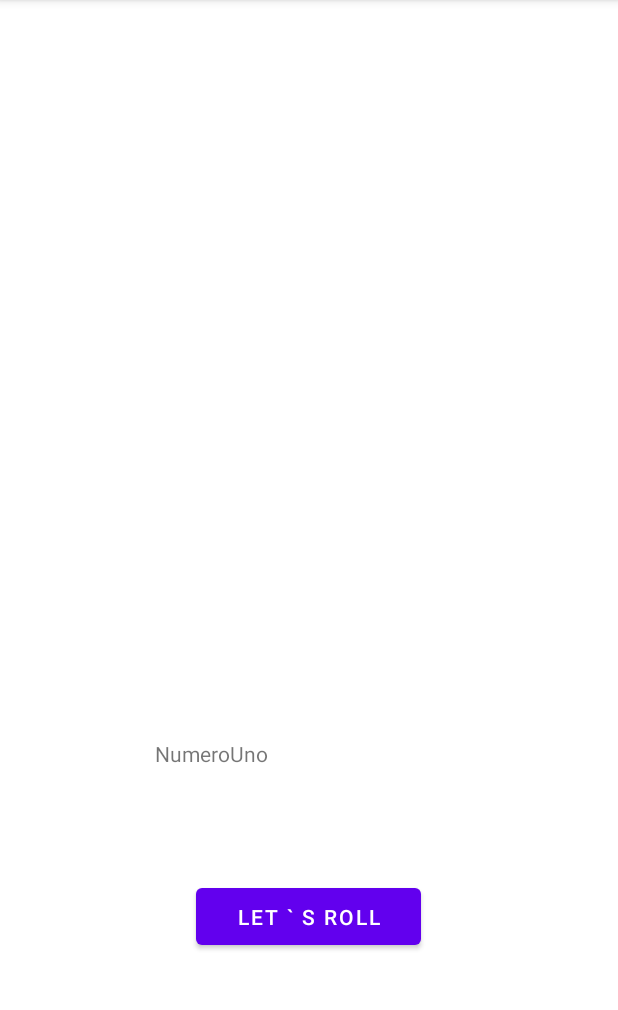
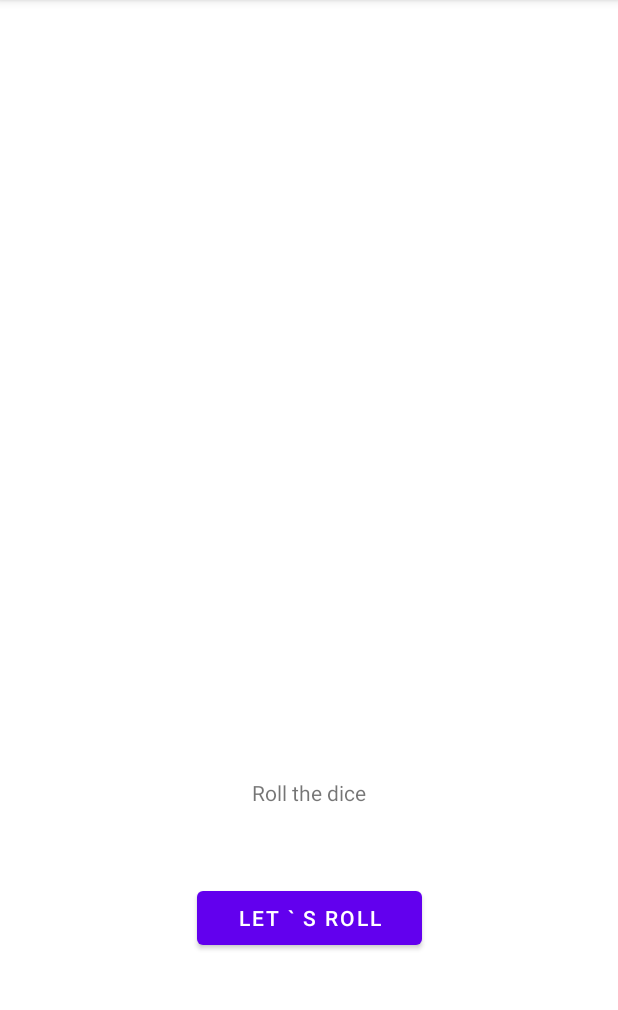
Before and after one commit to Coshiloco/RollerDice, an Android app: the screen it shows after launch (MainActivity), on a phone screen of 412 x 824 dp, the part 84-1094 px from its top. Run offline under Robolectric (Android 15) with nearby library versions, the phone set to English and light mode, and no system bars.

Commit message:
Alberto's fix

```diff
--- a/app/src/main/java/com/phg/dicerolller/MainActivity.kt
+++ b/app/src/main/java/com/phg/dicerolller/MainActivity.kt
@@ -1,119 +1,38 @@
 package com.phg.dicerolller
 
-import androidx.appcompat.app.AppCompatActivity
 import android.os.Bundle
+import android.view.View
 import android.widget.Button
 import android.widget.TextView
 import android.widget.Toast
-import java.util.Random
+import androidx.appcompat.app.AppCompatActivity
+import java.util.*
 
 class MainActivity : AppCompatActivity() {
+
+    private lateinit var rollButton: Button
+    private lateinit var resultText: TextView
+
     override fun onCreate(savedInstanceState: Bundle?) {
+
         super.onCreate(savedInstanceState)
         setContentView(R.layout.activity_main)
-        // obtener en una variable el boton con la clase R que es la base de todas
-        val RollButton: Button = findViewById(R.id.roll_button)
-        val ResultText: TextView = findViewById(R.id.result_text_Numero)
-        /* lo que estamos viendo es que es creamos una variable que es del tipo de la view
-        * que tenemos dado que nuestro botn se encgloba dentro de una view con la sintaxis
-        * de los : Button y luego lo enganchamos encontrandolo
-        * por id que es lo que le hemos puesto en el diseño
-        * de la vista el metodo findViewById nos permite agarrar el id de un boton
-        * la super clase R conoce ya los id por eso la seleccionamos por el atributo id
-        * y seleccionamos el del boton*/
 
-        // Una vez teneida esa variable con el . podmeos modificar todos sus atributos
-        // como el del texto por ejemplo
+        rollButton = findViewById(R.id.roll_button)
+        resultText = findViewById(R.id.result_text_number)
 
-        RollButton.text = "Let ` s Roll"
+        rollButton.text = "Let ` s Roll"
+        resultText.text = "Roll the dice"
 
-        // llamamos a la funcion que desencandenara el evento
-        // que queremos que se produzca cuando clickemos en el boton
-
-        //DarElClick(RollButton)
-
-        /* Vamos ha hacer una funcion que muestre un numero random
-        * en el componente TextView que tenemos en nuestra pantalla
-        * pero con el evento del boton*/
-
-        CambiarTextoTextView(RollButton)
-
-        // Funcion que cuando le das click al boton te genera un numero Random en el Texview
-        //NumeroRandom(RollButton, ResultText)
-
-        /*Bien ahora me surge otra duda porque cuando le doy de nuevo al boton
-        * la funcion no se me vuelve a ejecutar la primera hipotesis
-        * es que no hemos utilizado la libreria correcta
-        * para generar el numero random
-        * la otra es que al no estar el metodo OnCreate que es el que guarda la isntancia
-        * el evento setOnClickListener no puede volver a ejecutarlo pero deberia ejecutarse
-        * Por lo tanto tenemos que comporbar que leches estamos haciendo mal
-        * La otra hipotesis es que solo ejecuta lo que esta fuera
-        * del evento una sola vez por tanto podriamos comprobarlo tambien
-        * poniendolo el codigo dentro del evento
-        * por tanto comprobado que con la libreria no se ejecuta
-        * probemos a poner el codigo dentro del evento*/
-    }
-
-    private fun NumeroRandom(Rollbutton: Button, ResultText: TextView) {
-        // Le decimos al botn que cuando se pulse con el setOnclickListener me ponga el
-        // numero random en el TexView
-        /* Bien hemos comprobado que cuando apretamos al boton
-        * lo que esta fuera del evento solo se ejecuta una vez
-        * al cargar la funcion pero cuando apretamos el boton
-        * no se vuelve a ejecutar lo que esta fuera de la funcion
-        * sino que solo se ejecuta el codigo que esta dentro
-        * del evento*/
-        Rollbutton.setOnClickListener {
-            /* le decimos que la propiedad text es igual
-            * al string parseado del numero random
-            * que es pasado*/
-            val numero_random: Int = Random().nextInt(6) + 1
-            val pasado: String = numero_random.toString()
-            ResultText.text = pasado
+        rollButton.setOnClickListener {
+            Toast.makeText(this@MainActivity, "Dice Rolled", Toast.LENGTH_SHORT).show()
+            showRandomNumber()
         }
     }
 
-    private fun CambiarTextoTextView(RollButton: Button) {
-        // Coger en una variable el componente TextView por el metodo findViewById
-        val resultText: TextView = findViewById(R.id.result_text_Numero)
-        /* Cogemos la propiedad del text y la igualamos
-        * a un String pero podemos meterlo dentro del
-        * setOnClickListener y dentro de este cambiamos el
-        * boton del TextView*/
-        RollButton.setOnClickListener {
-            resultText.text = "Dice Rolled"
+    private fun showRandomNumber() {
+        (Random().nextInt(6) + 1).let { randomNumber ->
+            resultText.text = randomNumber.toString()
         }
-
-        /* Acabamos de notar un comportamiento anomalo
-        * cuando tenemos dos funciones independientes que ejecutan un evento
-        * de boton como el setOnClickListener  bien partimos de la hipotesis
-        * que tenemso dos funciones la primera va a lanzar un mensaje
-        * de tipo Toast por pantalla y la segunda tiene el mismo tipo
-        * de evento pero cambiando el TextView la primera esta mas arriba del codigo
-        * y la segunda mas abajo la hipotesis rige en que la primera tendria
-        * que lanzar el mensaje de Toast por pantalla y luego ejecutar la segunda
-        * y cambiar el texto pero no es asi solo ejecuta la ultima*/
-
-    }
-
-    private fun DarElClick(Rollbutton: Button) {
-        /* Para el evento podemos utilizar la clase Toast esta suelta unos mensajitos
-        * en forma temporal en la patanlla que son temporales
-        * el metodo que vamos a utilizar es Toast.makeText pero envuelto
-        * en un evento que tiene el boton que se llama setOnClickListener {}
-        * y dentro de este cuando hagamos el click ejecutara esa funcion
-        * de manera que imprimira la funcion del Toast este metodo del Toast tiene tres parametros
-        * el primero es el contexto que se refiere a nuestra Activity que esta envuelta la clase
-        * el segundo es el String con el texto y el tercero es la duracion del texto en si*/
-        Rollbutton.setOnClickListener {
-            Toast.makeText(this, "button clicked", Toast.LENGTH_SHORT).show()
-        }
-
-        // EL punto show() que es una funcion es para que se ejecute en la pantalla
-
-        /* Como vemos la funcion transmite la informacion correctamente importantisimo
-        * IMPORTANTITISMO sin el .SHOW() AL FINAL NO MOSTRARA EL TOAST POR LA PANTALLA
-        * DEL MOVIL*/
     }
 }
--- a/app/src/main/res/layout/activity_main.xml
+++ b/app/src/main/res/layout/activity_main.xml
@@ -7,11 +7,10 @@
     tools:context=".MainActivity">
 
     <TextView
-        android:id="@+id/result_text_Numero"
-        android:layout_width="205dp"
-        android:layout_height="43dp"
+        android:id="@+id/result_text_number"
+        android:layout_width="wrap_content"
+        android:layout_height="wrap_content"
         android:layout_marginBottom="50dp"
-        android:autoText="false"
         android:text="@string/numerouno"
         app:layout_constraintBottom_toTopOf="@+id/roll_button"
         app:layout_constraintEnd_toEndOf="parent"
@@ -20,12 +19,11 @@
     <Button
         android:id="@+id/roll_button"
         android:layout_width="150dp"
-        android:layout_height="50dp"
+        android:layout_height="wrap_content"
         android:layout_marginBottom="132dp"
         android:text="@string/roll"
         app:layout_constraintBottom_toBottomOf="parent"
         app:layout_constraintEnd_toEndOf="parent"
-        app:layout_constraintHorizontal_bias="0.498"
         app:layout_constraintStart_toStartOf="parent" />
 
 </androidx.constraintlayout.widget.ConstraintLayout>
```
